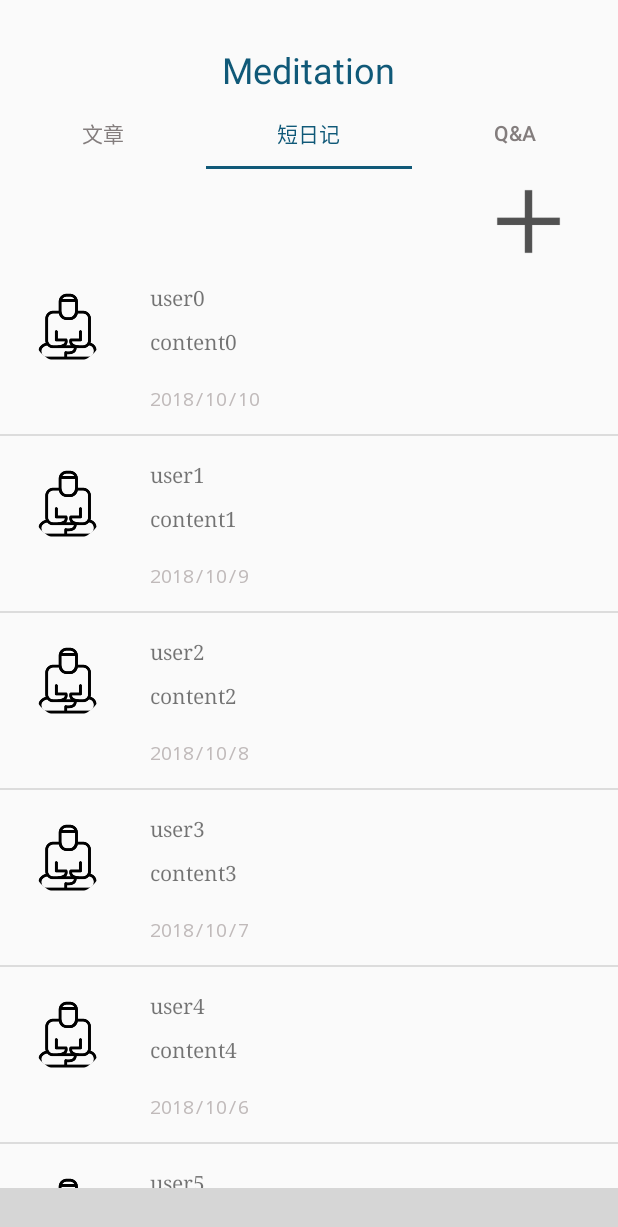
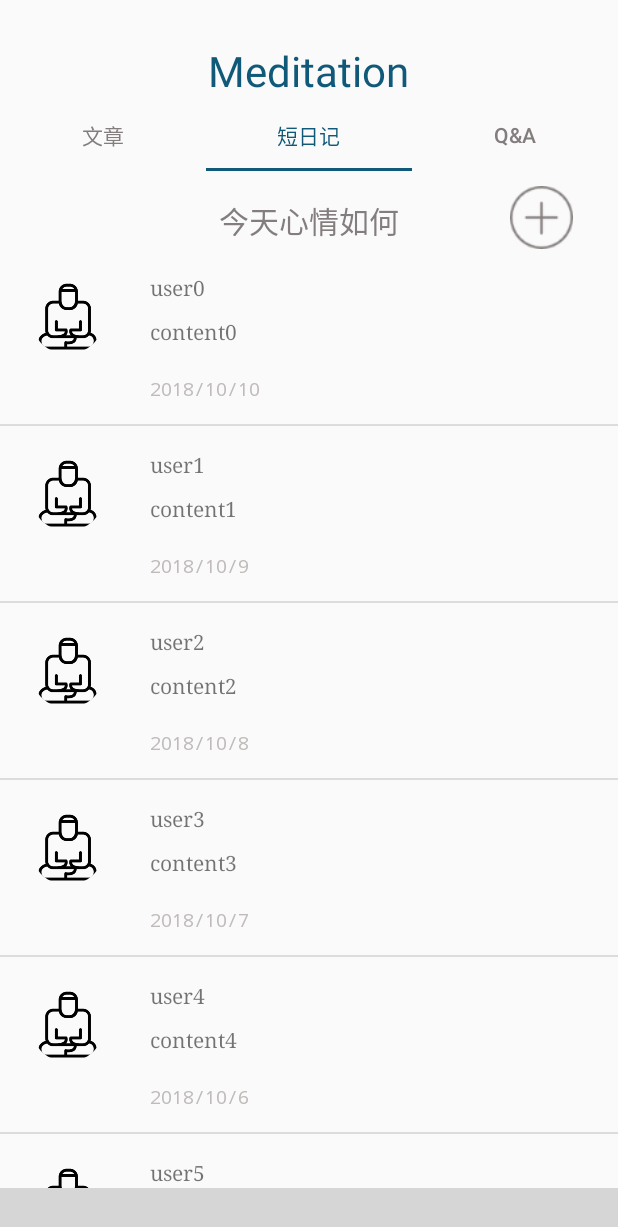
Before and after one commit to yeiamx/meditation, an Android app: the fragment ArticleFragment placed in its activity, tab 2 chosen, on a phone screen of 412 x 824 dp. Shown: the top 1227 px of the screen. Run offline under Robolectric (Android 15) with nearby library versions, the phone set to English and light mode, and no system bars; our stand-ins replace CircleImageView, Picasso; libraries missing offline, so code that uses them is left out: com.alibaba.fastjson, com.ashokvarma.bottomnavigation; plain views replace BottomNavigationBar; pictures from the network do not load; Roboto replaces fonts that are not available here; 9 statements that could not run were skipped; grey boxes are pictures that could not be loaded.

Commit message:
modifty to journal

```diff
--- a/front_end/Meditation/app/src/main/java/com/mrxia/meditation/layout/article/JournalFragment.java
+++ b/front_end/Meditation/app/src/main/java/com/mrxia/meditation/layout/article/JournalFragment.java
@@ -2,6 +2,7 @@ package com.mrxia.meditation.layout.article;
 
 
 import android.content.Intent;
+import android.graphics.Typeface;
 import android.os.Bundle;
 import android.support.v4.app.Fragment;
 import android.support.v7.widget.DividerItemDecoration;
@@ -13,6 +14,7 @@ import android.view.ViewGroup;
 import android.widget.Button;
 import android.widget.EditText;
 import android.widget.ImageButton;
+import android.widget.TextView;
 import android.widget.Toast;
 
 import com.mrxia.meditation.R;
@@ -31,6 +33,7 @@ public class JournalFragment extends Fragment {
     private RecyclerView rv;
     private DividerItemDecoration mDividerItemDecoration;
     private ImageButton btn;
+    private TextView logan;
 
     private List<Journal> mDataList;
 
@@ -72,6 +75,10 @@ public class JournalFragment extends Fragment {
 //                startActivityForResult(intent, 1);
 //            }
 //        });
+        logan = view.findViewById(R.id.article_journal_logan);
+        Typeface typeface = Typeface.createFromAsset(getActivity().getAssets(), "fonts/SetoFont.ttf");
+        logan.setTypeface(typeface);
+        logan.setText("今天心情如何");
 
         btn = view.findViewById(R.id.article_journal_add_btn);
         btn.setOnClickListener(new View.OnClickListener() {
--- a/front_end/Meditation/app/src/main/res/layout/activity_article_content.xml
+++ b/front_end/Meditation/app/src/main/res/layout/activity_article_content.xml
@@ -1,8 +1,7 @@
 <?xml version="1.0" encoding="utf-8"?>
 <LinearLayout xmlns:android="http://schemas.android.com/apk/res/android"
     android:orientation="vertical" android:layout_width="match_parent"
-    android:layout_height="match_parent"
->
+    android:layout_height="match_parent">
 
     <RelativeLayout
         android:layout_width="match_parent"
--- a/front_end/Meditation/app/src/main/res/layout/activity_article_journal.xml
+++ b/front_end/Meditation/app/src/main/res/layout/activity_article_journal.xml
@@ -1,8 +1,7 @@
 <?xml version="1.0" encoding="utf-8"?>
 <LinearLayout xmlns:android="http://schemas.android.com/apk/res/android"
     android:orientation="vertical" android:layout_width="match_parent"
-    android:layout_height="match_parent"
-    >
+    android:layout_height="match_parent">
 
     <RelativeLayout
         android:layout_width="match_parent"
--- a/front_end/Meditation/app/src/main/res/layout/fragment_article.xml
+++ b/front_end/Meditation/app/src/main/res/layout/fragment_article.xml
@@ -9,14 +9,14 @@
         android:id="@+id/article_title"
         android:layout_width="wrap_content"
         android:layout_height="wrap_content"
-        android:layout_marginTop="30dp"
-        android:textSize="24sp"
+        android:layout_marginTop="28dp"
+        android:textSize="28sp"
         android:textColor="@color/theme_blue"
         android:textStyle="bold"/>
 
     <android.support.design.widget.TabLayout
         android:id="@+id/article_tablayout"
-        android:layout_marginTop="2dp"
+        android:layout_marginTop="0dp"
         android:layout_width="match_parent"
         android:layout_height="wrap_content"
         app:tabSelectedTextColor="@color/theme_blue"
@@ -30,6 +30,4 @@
         android:layout_height="0dp"
         android:layout_weight="1"/>
 
-
-
 </LinearLayout>
--- a/front_end/Meditation/app/src/main/res/layout/fragment_article_journal.xml
+++ b/front_end/Meditation/app/src/main/res/layout/fragment_article_journal.xml
@@ -3,21 +3,30 @@
     android:orientation="vertical" android:layout_width="match_parent"
     android:layout_height="match_parent">
 
+    <TextView
+        android:id="@+id/article_journal_logan"
+        android:layout_width="wrap_content"
+        android:layout_height="wrap_content"
+        android:layout_marginTop="18dp"
+        android:layout_centerHorizontal="true"
+        android:text=""
+        android:textColor="@color/blackGray"
+        android:textSize="20sp" />
+
     <ImageButton
         android:id="@+id/article_journal_add_btn"
-        android:layout_width="60dp"
-        android:layout_height="50dp"
+        android:layout_width="42dp"
+        android:layout_height="42dp"
         android:layout_marginTop="10dp"
         android:background="#00ffffff"
         android:layout_alignParentRight="true"
         android:layout_marginRight="30dp"
-        android:scaleType="centerInside"
-        android:src="@drawable/add"
+        android:scaleType="centerCrop"
+        android:src="@mipmap/plus" />
 
-        />
-<android.support.v7.widget.RecyclerView
-    android:layout_below="@+id/article_journal_add_btn"
-    android:id="@+id/article_journal_rv"
-    android:layout_width="match_parent"
-    android:layout_height="wrap_content"></android.support.v7.widget.RecyclerView>
+    <android.support.v7.widget.RecyclerView
+        android:layout_below="@+id/article_journal_add_btn"
+        android:id="@+id/article_journal_rv"
+        android:layout_width="match_parent"
+        android:layout_height="wrap_content"/>
 </RelativeLayout>
--- a/front_end/Meditation/app/src/main/res/layout/layout_article_journal_item.xml
+++ b/front_end/Meditation/app/src/main/res/layout/layout_article_journal_item.xml
@@ -47,8 +47,6 @@
         android:layout_marginLeft="100dp"
         android:layout_marginBottom="10dp"
         android:text="今天是十月一日"
-        android:fontFamily="serif"
-
-        />
+        android:fontFamily="serif" />
 
 </RelativeLayout>
```
Also changed, not shown: front_end/Meditation/app/src/main/res/mipmap-xhdpi/plus.png (added), 1 other file.
